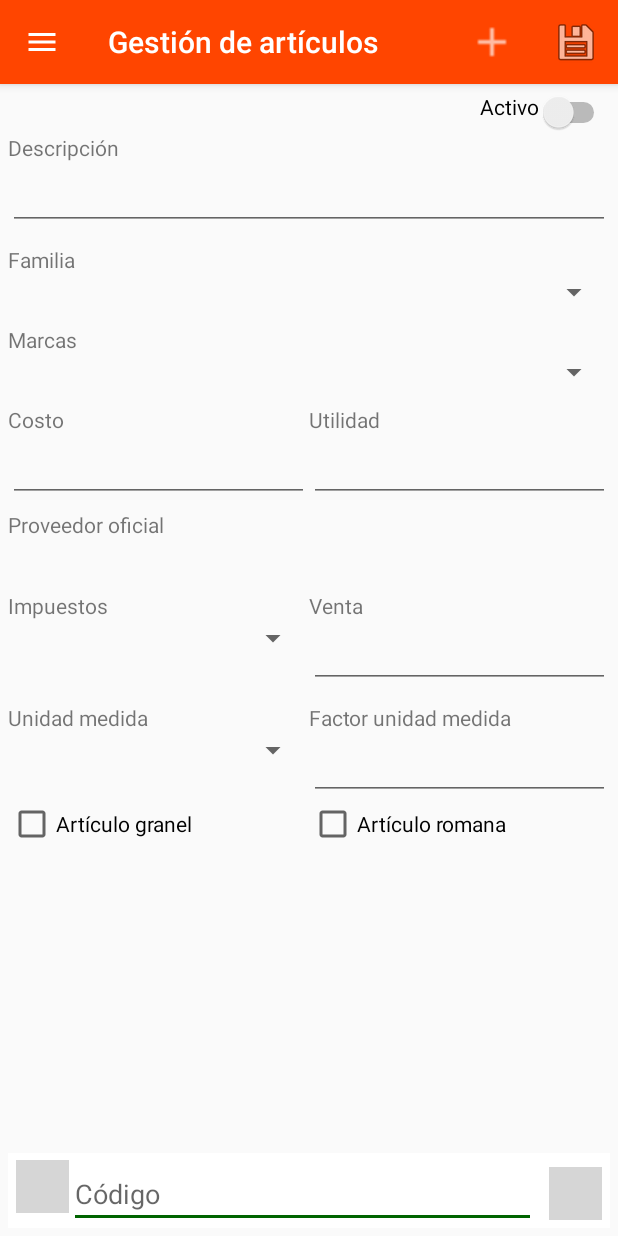
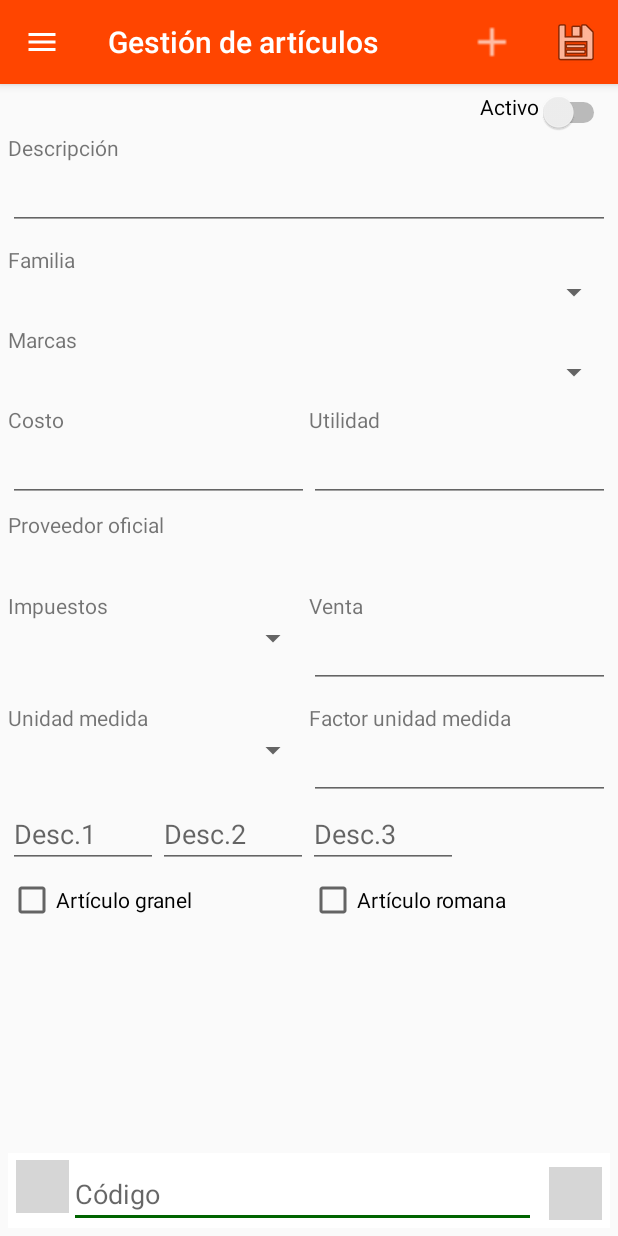
Before and after one commit to nelfonck/Bodega1, an Android app: the screen it shows after launch (Home), in the side drawer, after a tap on "Artículos", on a phone screen of 412 x 824 dp. Run offline under Robolectric (Android 15) with nearby library versions, the phone set to English and light mode, and no system bars; our stand-ins replace Volley; libraries missing offline, so code that uses them is left out: com.creativityapps.gmailbackgroundlibrary, com.google.zxing.integration, com.toptoche.searchablespinnerlibrary; plain views replace SearchableSpinner; network calls fail; 10 statements that could not run were skipped; grey boxes are pictures that could not be loaded.

Commit message:
update at the job

```diff
--- a/app/src/main/java/com/example/bodega/Fragments/Articulos.java
+++ b/app/src/main/java/com/example/bodega/Fragments/Articulos.java
@@ -102,6 +102,7 @@ public class Articulos extends Fragment {
     private EditText txtFactorMedida;
     private EditText txtCodigo;
     private TextView tvProveedor ;
+    private EditText txtDesc1, txtDesc2, txtDesc3 ;
     private CheckBox articulo_granel;
     private CheckBox articulo_romana;
     private Switch activo ;
@@ -174,6 +175,10 @@ public class Articulos extends Fragment {
 
         tvProveedor = view.findViewById(R.id.tvProveedor);
 
+        txtDesc1 = view.findViewById(R.id.txtDesc1);
+        txtDesc2 = view.findViewById(R.id.txtDesc2);
+        txtDesc3 = view.findViewById(R.id.txtDesc3);
+
         articulo_granel = view.findViewById(R.id.check_granel);
         articulo_romana = view.findViewById(R.id.check_romana);
 
@@ -182,7 +187,9 @@ public class Articulos extends Fragment {
         txtCosto.setSelectAllOnFocus(true);
         txtUtilidad.setSelectAllOnFocus(true);
         txtVenta.setSelectAllOnFocus(true);
-
+        txtDesc1.setSelectAllOnFocus(true);
+        txtDesc2.setSelectAllOnFocus(true);
+        txtDesc3.setSelectAllOnFocus(true);
 
         ImageButton btnScan = view.findViewById(R.id.btnScan);
 
@@ -618,7 +625,9 @@ public class Articulos extends Fragment {
                          txtCosto.setText(formatter.format(costo));
                          txtUtilidad.setText(formatter.format(utilidad));
                          txtVenta.setText(formatter.format(venta));
-
+                         txtDesc1.setText(String.valueOf(articulo.getInt("porc_tope_descuento_1")));
+                         txtDesc2.setText(String.valueOf(articulo.getInt("porc_tope_descuento_2")));
+                         txtDesc3.setText(String.valueOf(articulo.getInt("porc_tope_descuento_3")));
                          activo.setChecked(articulo.getString("activo").equals("S"));
 
                          if (!articulo.isNull("ultimo_proveedor"))
@@ -762,6 +771,9 @@ public class Articulos extends Fragment {
             params.put("activo",activo.isChecked() ? "S" : "N");
             params.put("unidad_medida", unidadMedidas.get(spUnidadMedida.getSelectedItemPosition()).getUnidad_medida());
             params.put("factor_medida", txtFactorMedida.getText().toString());
+            params.put("porc_tope_descuento_1",txtDesc1.getText().toString());
+            params.put("porc_tope_descuento_2",txtDesc2.getText().toString());
+            params.put("porc_tope_descuento_3",txtDesc3.getText().toString());
             params.put("art_granel", (articulo_granel.isChecked() ? "S" : "N"));
             params.put("articulo_romana", (articulo_romana.isChecked() ? "S" : "N"));
 
--- a/app/src/main/java/com/example/bodega/Fragments/NotasCredito.java
+++ b/app/src/main/java/com/example/bodega/Fragments/NotasCredito.java
@@ -293,7 +293,8 @@ public class NotasCredito extends Fragment {
 
             RequestQueue queue = Volley.newRequestQueue(getActivity());
             JsonArrayRequest arrProv = new JsonArrayRequest(Request.Method.GET, Configuracion.URL_APIBODEGA
-                    + "/proveedor/proveedores" + ((proveedor!=null) ? "/" + proveedor : "") +
+                    + "/proveedor/proveedores" +
+                    ((proveedor!=null) ? "/" + proveedor : "") +
                     values.toString() , null, new Response.Listener<JSONArray>() {
                 @Override
                 public void onResponse(JSONArray response) {
--- a/app/src/main/res/layout/fragment_articulos.xml
+++ b/app/src/main/res/layout/fragment_articulos.xml
@@ -206,10 +206,33 @@
                         android:layout_height="wrap_content"/>
                 </LinearLayout>
             </LinearLayout>
+            <LinearLayout
+                android:layout_width="match_parent"
+                android:layout_height="wrap_content">
 
+                <EditText
+                    android:id="@+id/txtDesc1"
+                    android:layout_width="100dp"
+                    android:layout_height="wrap_content"
+                    android:hint="Desc.1"/>
+
+                <EditText
+                    android:id="@+id/txtDesc2"
+                    android:layout_width="100dp"
+                    android:layout_height="wrap_content"
+                    android:hint="Desc.2"/>
+
+                <EditText
+                    android:id="@+id/txtDesc3"
+                    android:layout_width="100dp"
+                    android:layout_height="wrap_content"
+                    android:hint="Desc.3"/>
+
+            </LinearLayout>
             <LinearLayout
                 android:layout_width="match_parent"
                 android:layout_height="wrap_content"
+                android:layout_marginTop="5dp"
                 android:orientation="horizontal">
                 <CheckBox
                     android:id="@+id/check_granel"
```
